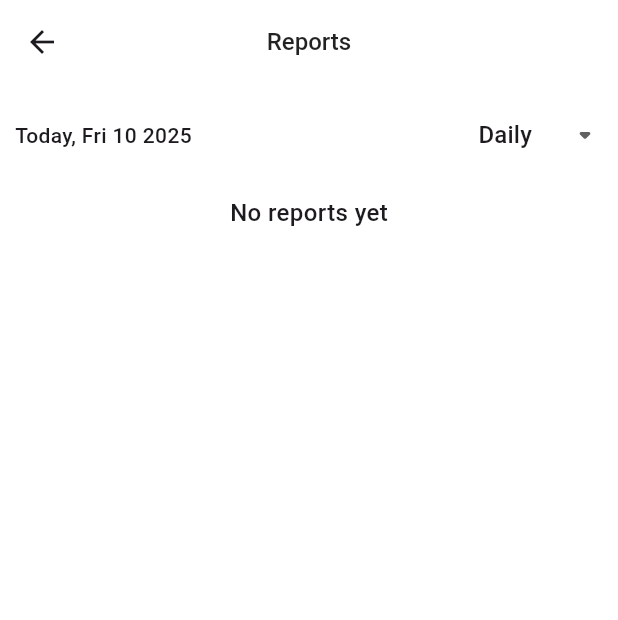
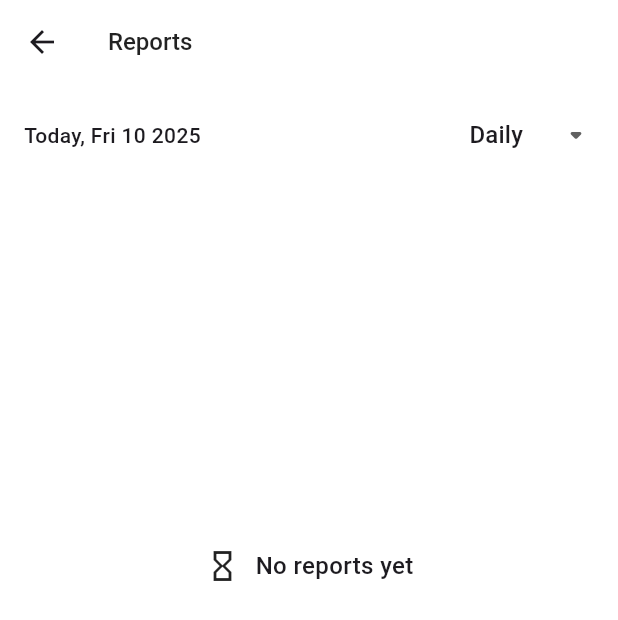
Before and after one commit to jumapaul/habit_tracker, a Flutter app: the StatsView screen opened by its route, on a phone screen of 412 x 824 dp. Shown: the top 620 px of the screen. Run offline on Flutter 3.47's test engine with Material 3 defaults, Android fonts, the phone set to English and light mode, and no system bars; our stand-ins replace animated_bottom_navigation_bar, cloud_firestore, firebase_auth, firebase_core, flutter_local_notifications, fluttertoast and 5 more; accounts and stored records are empty; network calls fail.

```diff
--- a/lib/app/common/dimens/dimens.dart
+++ b/lib/app/common/dimens/dimens.dart
@@ -4,7 +4,7 @@ const extraSmallSize = 4.0;
 const smallSize = 8.0;
 const normalSize = 14.0;
 const mediumSize = 16.0;
-const largeSize = 24.0;
+const largeSize = 20.0;
 const extraLargeSize = 30.0;
 const extraExtraLargeSize = 40.0;
 
@@ -13,7 +13,7 @@ class AppTextStyles {
       TextStyle(fontSize: extraLargeSize, fontWeight: FontWeight.bold);
   static var headerStyle = TextStyle(
     fontSize: largeSize,
-    fontWeight: FontWeight.bold,
+    fontWeight: FontWeight.w500,
   );
 
   static var largeSubHeaderStyle = TextStyle(
--- a/lib/app/modules/home/views/home_view.dart
+++ b/lib/app/modules/home/views/home_view.dart
@@ -161,6 +161,7 @@ class HomeView extends GetView<HomeController> {
       backgroundColor: Colors.white,
       Container(
         width: double.infinity,
+        margin: EdgeInsets.symmetric(horizontal: 12),
         child: Padding(
           padding: EdgeInsets.all(10),
           child: SingleChildScrollView(
@@ -244,7 +245,9 @@ class HomeView extends GetView<HomeController> {
                       ),
                     )
                   ],
-                )
+                ),
+                AppTextStyles.mediumVerticalSpacing,
+                AppTextStyles.mediumVerticalSpacing,
               ],
             ),
           ),
--- a/lib/app/modules/stats/views/stats_view.dart
+++ b/lib/app/modules/stats/views/stats_view.dart
@@ -19,10 +19,10 @@ class StatsView extends GetView<StatsController> {
     return Scaffold(
         appBar: AppBar(
           title: const Text('Reports'),
-          centerTitle: true,
+          centerTitle: false,
         ),
         body: Padding(
-          padding: EdgeInsets.all(10),
+          padding: EdgeInsets.symmetric(vertical: 10, horizontal: 16),
           child: Obx(() {
             var habits = controller.dailyActivityByCategory;
             return SingleChildScrollView(
@@ -41,11 +41,27 @@ class StatsView extends GetView<StatsController> {
                   ),
                   AppTextStyles.mediumVerticalSpacing,
                   habits.isEmpty
-                      ? Center(
-                          child: Text(
+                      ? Container(
+                          height: Get.height * 0.6,
+                          width: Get.width,
+                          child: Column(
+                            mainAxisAlignment: MainAxisAlignment.center,
+                            crossAxisAlignment: CrossAxisAlignment.center,
+                            children: [
+                              Row(
+                                mainAxisAlignment: MainAxisAlignment.center,
+                                children: [
+                                  Icon(Icons.hourglass_empty_sharp),
+                                  AppTextStyles.smallHorizontalSpacing,
+                                  Text(
                                     'No reports yet',
                                     style: AppTextStyles.largeSubHeaderStyle,
-                        ))
+                                  )
+                                ],
+                              )
+                            ],
+                          ),
+                        )
                       : Column(
                           children: [
                             GridView.builder(
@@ -126,6 +142,7 @@ class StatsView extends GetView<StatsController> {
       elevation: 0,
       iconSize: 24,
       underline: Container(),
+      dropdownColor: Color(0xffF2F2F2),
       items: <String>['Monthly', 'Weekly', 'Daily']
           .map<DropdownMenuItem<String>>((String value) {
         return DropdownMenuItem(value: value, child: Text(value));
@@ -139,7 +156,8 @@ class StatsView extends GetView<StatsController> {
         } else {
           controller.getDailyReport();
         }
-        });
+      },
+    );
   }
 
   _buildDailyReportSection(List<ActivityGroup> group) {
--- a/pubspec.yaml
+++ b/pubspec.yaml
@@ -29,7 +29,10 @@ dev_dependencies:
     sdk: flutter
   flutter_lints: ^5.0.0
   mockito: ^5.4.5
+  build_runner: ^2.4.0
   firebase_auth_mocks: ^0.14.1
+  firebase_auth: ^5.4.0
+  cloud_firestore: ^5.6.1
   fake_cloud_firestore: ^3.1.0
 
 flutter:
```
Also changed, not shown: lib/app/data/models/activity_group.dart (+5 -6 lines), lib/app/modules/profile/views/profile_view.dart (+6 -3 lines), images/add_activity.png (added), images/choose_habit.png (added), images/daily_report.png (added), images/forgot_password.png (added), images/google_sign_in.png (added), images/home.png (added), images/profile.png (added), images/sign_in.png (added), images/sign_up.png (added), images/weekly_report.png (added), pubspec.lock, 2 other files. Lines whose indentation alone changed are shown as unchanged.
